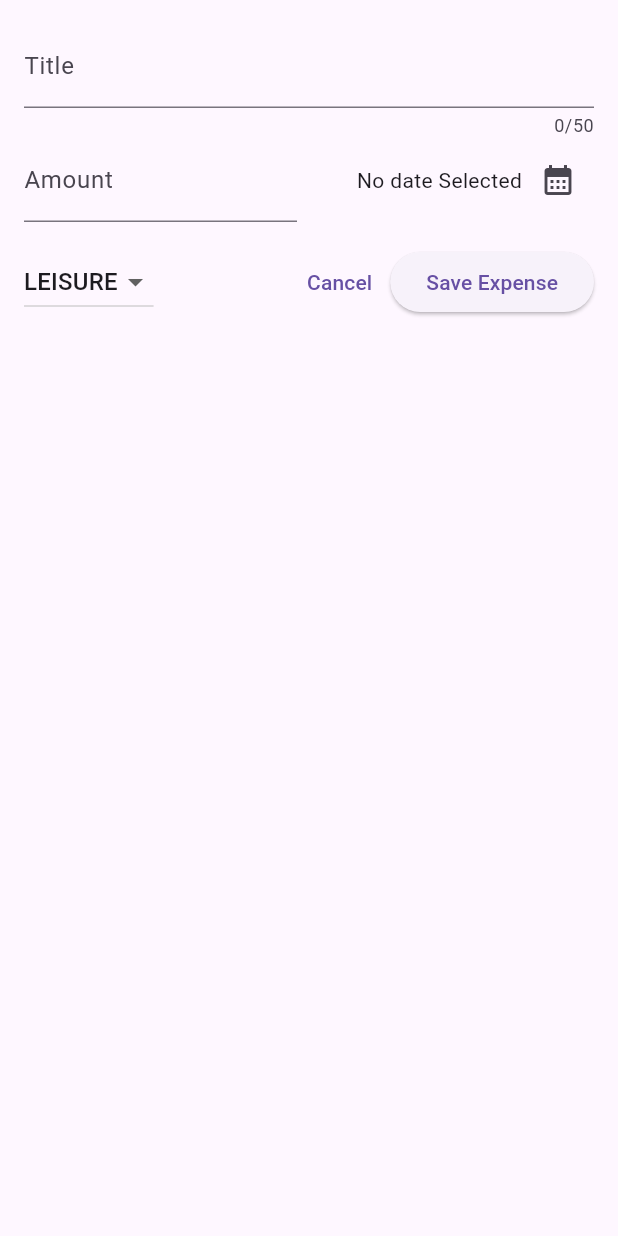
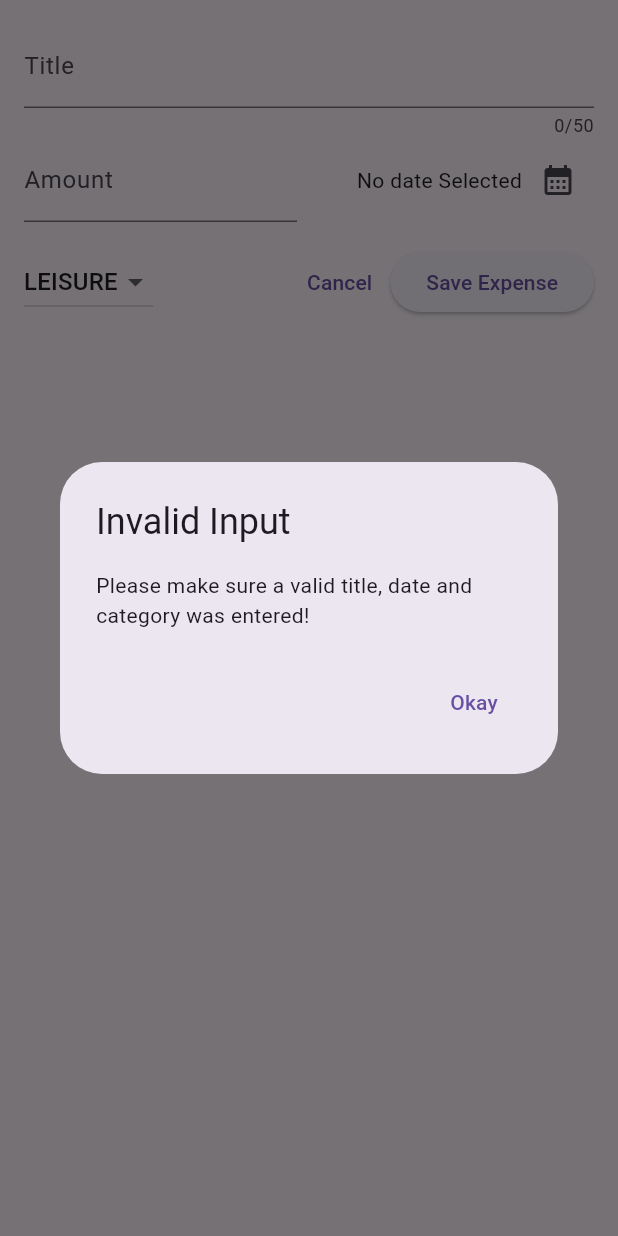
Before and after one commit to inalzaelani/expense_tracker, a Flutter app: the NewExpense widget shown alone on an empty page, opened directly, after a tap on "Save Expense", on a phone screen of 412 x 824 dp. Run offline on Flutter 3.47's test engine with Material 2 defaults, Android fonts, the phone set to English and light mode, and no system bars.

Commit message:
[ADD] Validation Pop-up

```diff
--- a/lib/widget/new_expense.dart
+++ b/lib/widget/new_expense.dart
@@ -28,6 +28,29 @@ class _NewExpenseState extends State<NewExpense> {
     setState(() {
       _selectedDate = pickedDate;
     });
+  }
+
+  void _submitExpenseData() {
+    final enteredAmount = double.tryParse(_amountController.text);
+    final amountIsInvalid = enteredAmount == null || enteredAmount <= 0;
+    if (_titleController.text.trim().isEmpty ||
+        amountIsInvalid ||
+        _selectedDate == null) {
+      showDialog(
+        context: context,
+        builder: (ctx) => AlertDialog(
+          title: const Text('Invalid Input'),
+          content: const Text(
+              'Please make sure a valid title, date and category was entered!'),
+          actions: [
+            TextButton(onPressed: () {
+              Navigator.pop(ctx);
+            }, child: const Text('Okay'))
+          ],
+        ),
+      );
+      return;
+    }
   }
 
   @override
@@ -82,12 +105,12 @@ class _NewExpenseState extends State<NewExpense> {
             ],
           ),
           const SizedBox(
-            height:16 ,
+            height: 16,
           ),
           Row(
             children: [
               DropdownButton(
-                value: _selectedCategory,
+                  value: _selectedCategory,
                   items: Category.values
                       .map(
                         (category) => DropdownMenuItem(
@@ -112,10 +135,7 @@ class _NewExpenseState extends State<NewExpense> {
                 child: const Text('Cancel'),
               ),
               ElevatedButton(
-                onPressed: () {
-                  print(_titleController.text);
-                  print(_amountController.text);
-                },
+                onPressed: _submitExpenseData,
                 child: const Text('Save Expense'),
               ),
             ],
```
